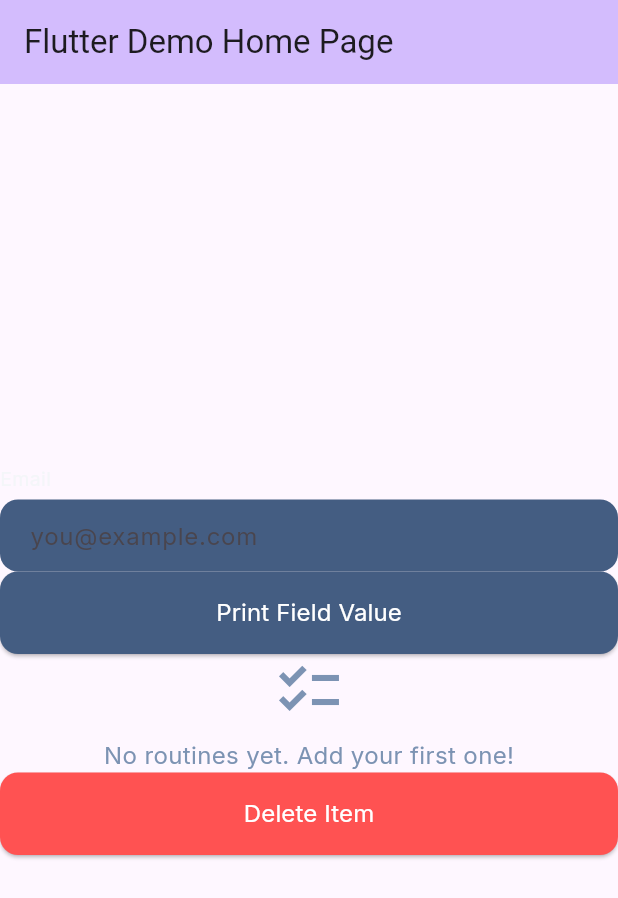
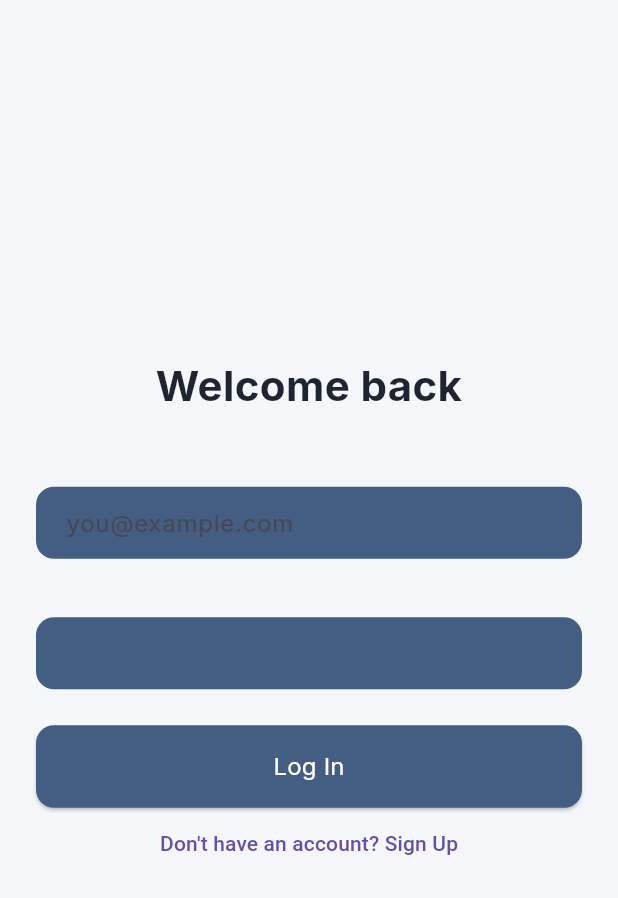
Before and after one commit to ItsmeHaans/spotlight-manager, a Flutter app: the screen it shows after launch, on a phone screen of 412 x 824 dp. Shown: the top 898 px of the screen. Run offline on Flutter 3.47's test engine with Material 3 defaults, Android fonts, the phone set to English and light mode, and no system bars; our stand-ins replace flutter_dotenv, flutter_riverpod, go_router, google_fonts, supabase_flutter; accounts and stored records are empty.

Commit message:
adding sign up, sign in, login, log out system

```diff
--- a/lib/core/router/app_router.dart
+++ b/lib/core/router/app_router.dart
@@ -0,0 +1,55 @@
+import 'package:flutter/material.dart';
+import 'package:go_router/go_router.dart';
+import 'package:supabase_flutter/supabase_flutter.dart'; // native package
+import '../../features/auth/screens/login_screen.dart';
+import '../../features/auth/screens/signup_screen.dart';
+import '../../shared/widgets/app_button.dart';
+
+final appRouter = GoRouter(
+  initialLocation: '/login',
+  refreshListenable: GoRouterRefreshStream(
+    // native GoRouter helper — see explanation below
+    Supabase.instance.client.auth.onAuthStateChange,
+  ),
+  redirect: (context, state) {
+    // native GoRouter property — runs before every navigation
+    final isLoggedIn = Supabase.instance.client.auth.currentSession != null;
+    final isGoingToLogin =
+        state.matchedLocation == '/login' || state.matchedLocation == '/signup';
+
+    if (!isLoggedIn && !isGoingToLogin) {
+      return '/login'; // not logged in, trying to reach anything else → send to login
+    }
+    if (isLoggedIn && isGoingToLogin) {
+      return '/home'; // already logged in, but sitting on login screen → send to home
+    }
+    return null; // no redirect needed, proceed as normal
+  },
+  routes: [
+    GoRoute(path: '/login', builder: (context, state) => const LoginScreen()),
+    GoRoute(path: '/signup', builder: (context, state) => const SignupScreen()),
+    GoRoute(
+      path: '/home',
+      builder: (context, state) => Scaffold(
+        body: Center(
+          child: AppButton(
+            label: "Log Out",
+            onPressed: () async {
+              await Supabase.instance.client.auth
+                  .signOut(); // native Supabase method
+              // No manual navigation needed — GoRouter's redirect logic sends you
+              // back to /login automatically, the instant auth state changes.
+            },
+          ),
+        ),
+      ),
+    ),
+  ],
+);
+
+class GoRouterRefreshStream extends ChangeNotifier {
+  // native Flutter base class — lets non-widget code trigger rebuilds
+  GoRouterRefreshStream(Stream<dynamic> stream) {
+    stream.asBroadcastStream().listen((_) => notifyListeners());
+  }
+}
--- a/lib/features/auth/screens/login_screen.dart
+++ b/lib/features/auth/screens/login_screen.dart
@@ -0,0 +1,104 @@
+import 'package:flutter/material.dart'; // native Flutter
+import 'package:supabase_flutter/supabase_flutter.dart'; // native package
+import '../../../core/theme/theme.dart';
+import '../../../shared/widgets/app_text_field.dart';
+import '../../../shared/widgets/app_button.dart';
+import 'package:go_router/go_router.dart'; // native package
+
+class LoginScreen extends StatefulWidget {
+  // StatefulWidget, not Stateless — this screen needs to remember loading/error state
+  const LoginScreen({super.key});
+
+  @override
+  State<LoginScreen> createState() => _LoginScreenState();
+}
+
+class _LoginScreenState extends State<LoginScreen> {
+  final _emailController = TextEditingController();
+  final _passwordController = TextEditingController();
+  bool _isLoading = false;
+  String? _errorMessage;
+
+  Future<void> _handleLogin() async {
+    setState(() {
+      _isLoading = true;
+      _errorMessage = null;
+    });
+
+    try {
+      await Supabase.instance.client.auth.signInWithPassword(
+        email: _emailController.text.trim(),
+        password: _passwordController.text,
+      );
+      // TODO: navigate to /home once login succeeds — added once GoRouter navigation is wired for real
+    } on AuthException catch (e) {
+      // native Supabase exception type
+      setState(() {
+        _errorMessage = e.message;
+      });
+    } finally {
+      setState(() {
+        _isLoading = false;
+      });
+    }
+  }
+
+  @override
+  Widget build(BuildContext context) {
+    final colors =
+        AppThemes.blueLight; // placeholder, same as your other widgets for now
+
+    return Scaffold(
+      // native Flutter widget — the basic screen frame
+      backgroundColor: colors.background,
+      body: Center(
+        child: Padding(
+          padding: const EdgeInsets.all(AppSpacing.lg),
+          child: Column(
+            mainAxisAlignment: MainAxisAlignment.center,
+            crossAxisAlignment: CrossAxisAlignment.stretch,
+            children: [
+              Text(
+                "Welcome back",
+                style: AppTypography.heading1.copyWith(
+                  color: colors.textPrimary,
+                ),
+                textAlign: TextAlign.center,
+              ),
+              const SizedBox(height: AppSpacing.lg),
+              AppTextField(
+                label: "Email",
+                hint: "you@example.com",
+                controller: _emailController,
+                keyboardType: TextInputType.emailAddress,
+              ),
+              const SizedBox(height: AppSpacing.md),
+              AppTextField(
+                label: "Password",
+                controller: _passwordController,
+                obscureText: true,
+              ),
+              if (_errorMessage != null) ...[
+                // native Dart syntax — spread + conditional list items
+                const SizedBox(height: AppSpacing.sm),
+                Text(_errorMessage!, style: TextStyle(color: colors.error)),
+              ],
+              const SizedBox(height: AppSpacing.lg),
+              AppButton(
+                label: "Log In",
+                isLoading: _isLoading,
+                onPressed: _handleLogin,
+              ),
+              TextButton(
+                // native Flutter
+                onPressed: () =>
+                    context.go('/signup'), // native GoRouter method
+                child: const Text("Don't have an account? Sign Up"),
+              ),
+            ],
+          ),
+        ),
+      ),
+    );
+  }
+}
--- a/lib/main.dart
+++ b/lib/main.dart
@@ -5,6 +5,9 @@ import 'shared/widgets/app_text_field.dart';
 import 'shared/widgets/app_button.dart';
 import 'shared/widgets/empty_state.dart';
 import 'shared/widgets/confirm_dialog.dart';
+import 'core/router/app_router.dart';
+import '../../features/auth/screens/login_screen.dart';
+import 'package:flutter_riverpod/flutter_riverpod.dart'; // native package
 
 Future<void> main() async {
   WidgetsFlutterBinding.ensureInitialized();
@@ -23,27 +26,9 @@ class MyApp extends StatelessWidget {
   // This widget is the root of your application.
   @override
   Widget build(BuildContext context) {
-    return MaterialApp(
-      title: 'Flutter Demo',
-      theme: ThemeData(
-        // This is the theme of your application.
-        //
-        // TRY THIS: Try running your application with "flutter run". You'll see
-        // the application has a purple toolbar. Then, without quitting the app,
-        // try changing the seedColor in the colorScheme below to Colors.green
-        // and then invoke "hot reload" (save your changes or press the "hot
-        // reload" button in a Flutter-supported IDE, or press "r" if you used
-        // the command line to start the app).
-        //
-        // Notice that the counter didn't reset back to zero; the application
-        // state is not lost during the reload. To reset the state, use hot
-        // restart instead.
-        //
-        // This works for code too, not just values: Most code changes can be
-        // tested with just a hot reload.
-        colorScheme: ColorScheme.fromSeed(seedColor: Colors.deepPurple),
-      ),
-      home: const MyHomePage(title: 'Flutter Demo Home Page'),
+    return MaterialApp.router(
+      title: 'Spotlight Manager',
+      routerConfig: appRouter, // hands your router map to the app
     );
   }
 }
--- a/lib/shared/widgets/app_text_field.dart
+++ b/lib/shared/widgets/app_text_field.dart
@@ -29,7 +29,7 @@ class AppTextField extends StatelessWidget {
       children: [
         Text(
           label,
-          style: AppTypography.caption.copyWith(color: colors.textSecondary),
+          style: AppTypography.caption.copyWith(color: colors.background),
         ),
         const SizedBox(height: 4),
         TextField(
--- a/pubspec.yaml
+++ b/pubspec.yaml
@@ -38,6 +38,7 @@ dependencies:
   flutter_dotenv: ^6.0.1
   google_fonts: ^8.2.0
   go_router: ^17.3.0
+  flutter_riverpod: ^3.3.2
 
 dev_dependencies:
   flutter_test:
```
Also changed, not shown: lib/features/auth/screens/signup_screen.dart (+113 -0 lines), pubspec.lock.
